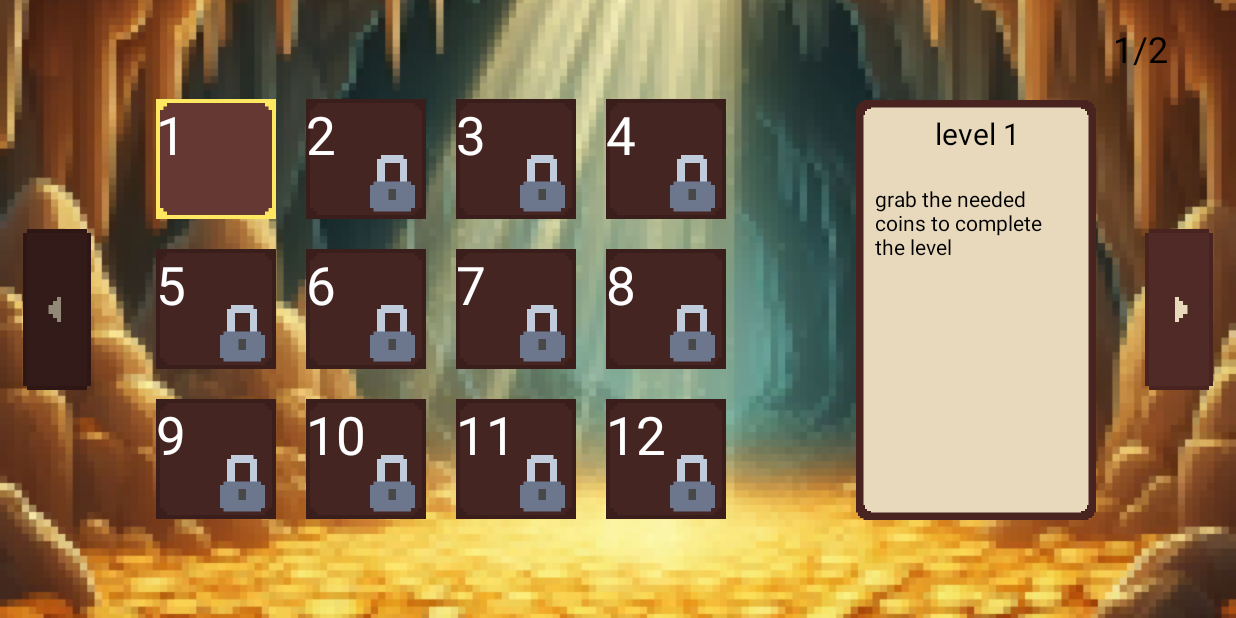
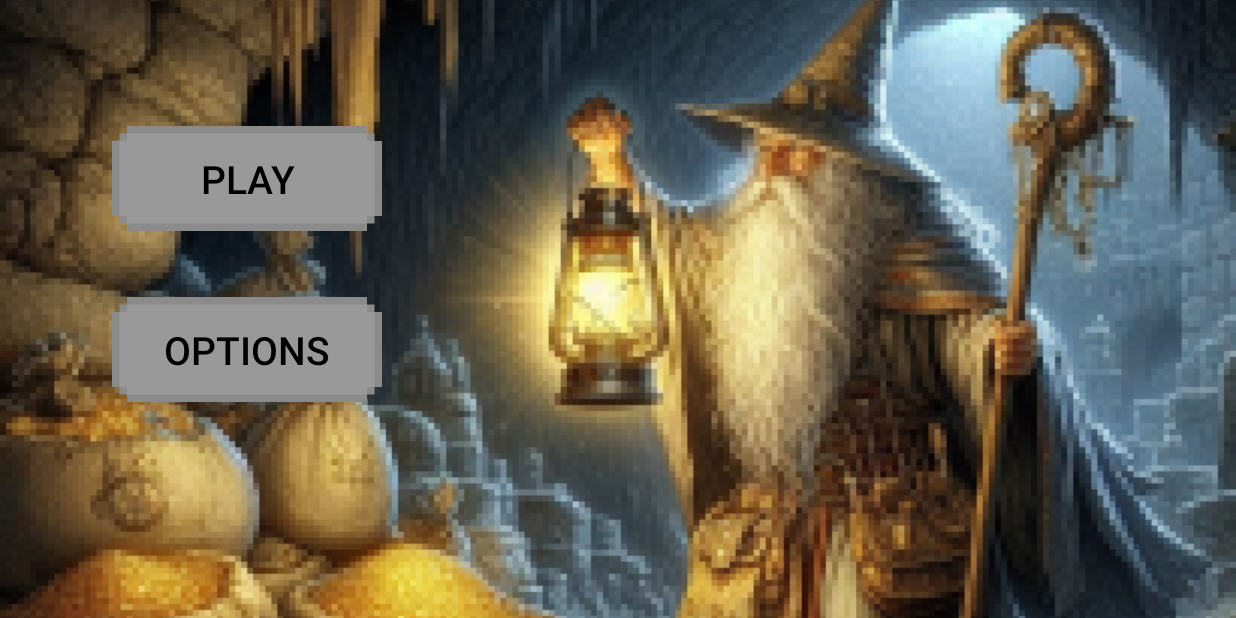
Before and after one commit to Ettore2/mage_quest, an Android app: the screen it shows after launch (LevelsSelectionActivity before the commit, StartMenuActivity after it), on a phone screen of 824 x 412 dp (held sideways). Run offline under Robolectric (Android 15) with nearby library versions, the phone set to English and light mode, and no system bars.

Commit message:
add start menu activity

```diff
--- a/app/src/main/java/com/example/gamequest/LevelActivity.java
+++ b/app/src/main/java/com/example/gamequest/LevelActivity.java
@@ -254,6 +254,7 @@ public class LevelActivity extends AppCompatActivity implements Runnable{
                 Intent intent = new Intent(this, LevelsSelectionActivity.class);
                 intent.putExtra(INTENT_EXTRA_LEVEL_ID, game.level.id);
                 startActivity(intent);
+                finish();
             }
 
         }
--- a/app/src/main/java/com/example/gamequest/LevelsSelectionActivity.java
+++ b/app/src/main/java/com/example/gamequest/LevelsSelectionActivity.java
@@ -117,6 +117,11 @@ public class LevelsSelectionActivity extends AppCompatActivity {
         }
         graphicUpdate();
     }
+    public void backBtn(View view){
+        startActivity(new Intent(this, StartMenuActivity.class));
+        finish();
+
+    }
 
 
     //function-methods
--- /dev/null
+++ b/app/src/main/java/com/example/gamequest/StartMenuActivity.java
@@ -0,0 +1,33 @@
+package com.example.gamequest;
+
+import androidx.appcompat.app.AppCompatActivity;
+
+import android.content.Intent;
+import android.os.Bundle;
+import android.view.View;
+
+import com.example.gamequest.R;
+
+public class StartMenuActivity extends AppCompatActivity {
+
+    @Override
+    protected void onCreate(Bundle savedInstanceState) {
+        super.onCreate(savedInstanceState);
+        getWindow().getDecorView().setSystemUiVisibility(View.SYSTEM_UI_FLAG_HIDE_NAVIGATION);//(hide softkey)
+        setContentView(R.layout.activity_start_menu);
+
+
+    }
+
+
+    public void playLevelsBtn(View view){
+        startActivity(new Intent(this, LevelsSelectionActivity.class));
+        finish();
+
+
+    }
+    public void optionsBtn(View view){
+
+
+    }
+}
--- /dev/null
+++ b/app/src/main/res/layout/activity_start_menu.xml
@@ -0,0 +1,52 @@
+<?xml version="1.0" encoding="utf-8"?>
+<androidx.constraintlayout.widget.ConstraintLayout xmlns:android="http://schemas.android.com/apk/res/android"
+    xmlns:app="http://schemas.android.com/apk/res-auto"
+    xmlns:tools="http://schemas.android.com/tools"
+    android:layout_width="match_parent"
+    android:layout_height="match_parent"
+    tools:context=".StartMenuActivity">
+
+    <ImageView
+        android:id="@+id/img_background"
+        android:layout_width="match_parent"
+        android:layout_height="match_parent"
+        android:scaleType="centerCrop"
+        android:src="@drawable/background_start"
+        app:layout_constraintBottom_toBottomOf="parent"
+        app:layout_constraintEnd_toEndOf="parent"
+        app:layout_constraintHorizontal_bias="0.0"
+        app:layout_constraintStart_toStartOf="parent"
+        app:layout_constraintTop_toTopOf="parent"
+        app:layout_constraintVertical_bias="0.0" />
+
+    <Button
+        android:id="@+id/btn_play_levles"
+        android:layout_width="@dimen/start_menu_btn_width"
+        android:layout_height="@dimen/start_menu_btn_height"
+        android:layout_marginTop="84dp"
+        android:background="@drawable/start_menu_btn"
+        android:text="@string/play_levels"
+        android:textColor="#000000"
+        android:textSize="@dimen/start_menu_btn_text_size"
+        android:onClick="playLevelsBtn"
+        app:layout_constraintEnd_toEndOf="parent"
+        app:layout_constraintHorizontal_bias="0.116"
+        app:layout_constraintStart_toStartOf="parent"
+        app:layout_constraintTop_toTopOf="parent" />
+
+    <Button
+        android:id="@+id/btn_options"
+        android:layout_width="@dimen/start_menu_btn_width"
+        android:layout_height="@dimen/start_menu_btn_height"
+        android:background="@drawable/start_menu_btn"
+        android:text="@string/options"
+        android:textColor="#000000"
+        android:textSize="@dimen/start_menu_btn_text_size"
+        android:onClick="optionsBtn"
+        app:layout_constraintBottom_toBottomOf="parent"
+        app:layout_constraintEnd_toEndOf="parent"
+        app:layout_constraintHorizontal_bias="0.116"
+        app:layout_constraintStart_toStartOf="parent"
+        app:layout_constraintTop_toBottomOf="@+id/btn_play_levles"
+        app:layout_constraintVertical_bias="0.235" />
+</androidx.constraintlayout.widget.ConstraintLayout>
--- a/app/src/main/res/values/numbers.xml
+++ b/app/src/main/res/values/numbers.xml
@@ -12,4 +12,7 @@
     <dimen name="power_text">20dp</dimen>
     <dimen name="level_bts_size">80dp</dimen>
     <dimen name="level_number_size">40dp</dimen>
+    <dimen name="start_menu_btn_width">180dp</dimen>
+    <dimen name="start_menu_btn_height">70dp</dimen>
+    <dimen name="start_menu_btn_text_size">26sp</dimen>
 </resources>
--- a/app/src/main/res/values/strings.xml
+++ b/app/src/main/res/values/strings.xml
@@ -8,4 +8,6 @@
     <string name="place_holder_level_name">level name</string>
     <string name="place_holder_level_hint">level hint</string>
     <string name="place_holder_pages_info">X/N</string>
+    <string name="play_levels">play</string>
+    <string name="options">options</string>
 </resources>
```
Also changed, not shown: app/src/main/AndroidManifest.xml (+8 -6 lines), app/src/main/res/layout/activity_levels_selection.xml (+15 -0 lines), app/src/main/res/drawable/back_arrow.png (added), app/src/main/res/drawable/start_menu_btn.png (added).
